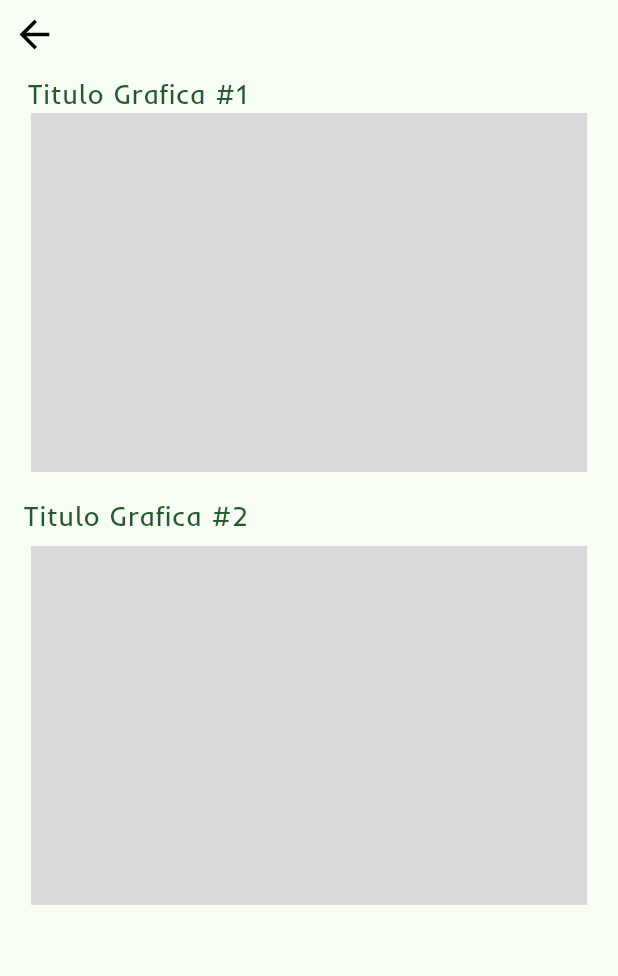
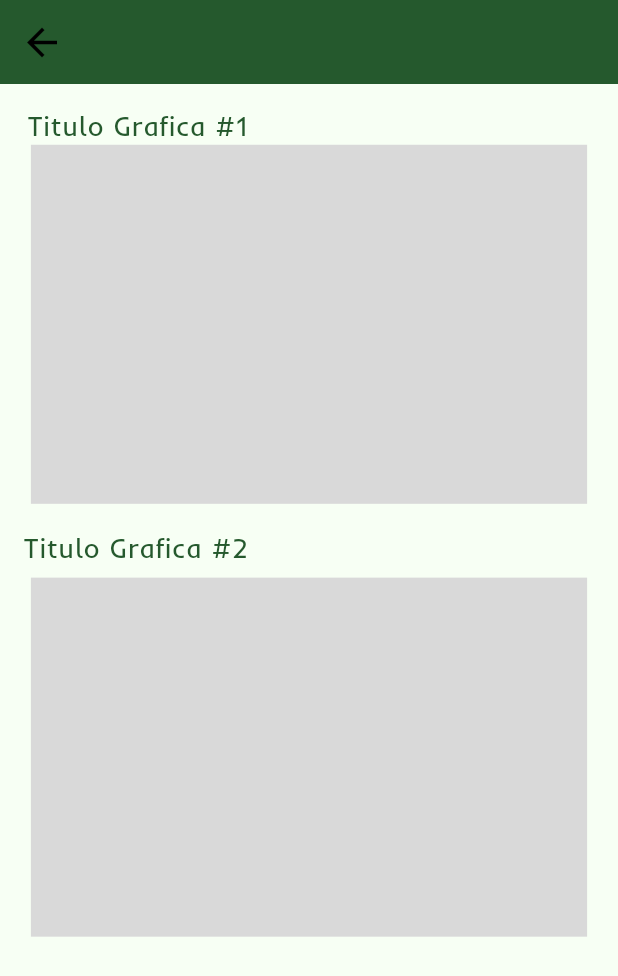
Before and after one commit to JuanA1525/Coffee_Monitor, a Flutter app: the GraficaScreen screen opened by its route, on a phone screen of 412 x 824 dp. Shown: the top 976 px of the screen. Run offline on Flutter 3.47's test engine with Material 3 defaults, Android fonts, the phone set to English and light mode, and no system bars; our stand-ins replace cached_network_image, carousel_slider, connectivity_plus, flutter_svg, smooth_page_indicator; project files that could hold a hidden picture were left out.

Commit message:
Adding Navegation

```diff
--- a/lib/presentation/grafica_screen/grafica_screen.dart
+++ b/lib/presentation/grafica_screen/grafica_screen.dart
@@ -1,6 +1,5 @@
 import 'package:flutter/material.dart';
 import '../../core/app_export.dart';
-import '../../widgets/app_bar/custom_app_bar.dart';
 
 class GraficaScreen extends StatelessWidget {
   const GraficaScreen({Key? key})
@@ -12,7 +11,15 @@ class GraficaScreen extends StatelessWidget {
   Widget build(BuildContext context) {
     return SafeArea(
       child: Scaffold(
-        appBar: _buildAppBar(context),
+        appBar: AppBar(
+          leading: IconButton(
+            icon: Icon(Icons.arrow_back),
+            iconSize: 30.0,
+            onPressed: () {
+              Navigator.pop(context);
+            },
+          ),
+        ),
         body: Container(
           width: double.maxFinite,
           padding: EdgeInsets.symmetric(horizontal: 12.h, vertical: 10.v),
@@ -54,18 +61,4 @@ class GraficaScreen extends StatelessWidget {
       ),
     );
   }
-
-  /// Section Widget
-  PreferredSizeWidget _buildAppBar(BuildContext context) {
-    return CustomAppBar(
-      leading: IconButton(
-        icon: Icon(Icons.arrow_back), // replace with your desired icon
-        iconSize: 30.0, // specify your desired size here
-        onPressed: () {
-          print("Back Button Pressed");
-          Navigator.pop(context);
-        },
-      ),
-    );
-  }
 }
--- a/lib/theme/theme_helper.dart
+++ b/lib/theme/theme_helper.dart
@@ -34,6 +34,10 @@ class ThemeHelper {
     var colorScheme =
         _supportedColorScheme[_appTheme] ?? ColorSchemes.primaryColorScheme;
     return ThemeData(
+      appBarTheme: AppBarTheme(
+        color:
+            appTheme.green900, // reemplaza con el color que desees para AppBar
+      ),
       visualDensity: VisualDensity.standard,
       colorScheme: colorScheme,
       textTheme: TextThemes.textTheme(colorScheme),
```
Also changed, not shown: lib/presentation/clima_screen/clima_screen.dart (+9 -0 lines), lib/presentation/home_screen/home_screen.dart (+14 -5 lines), lib/presentation/pergamino_screen/pergamino_screen.dart (+36 -12 lines).
